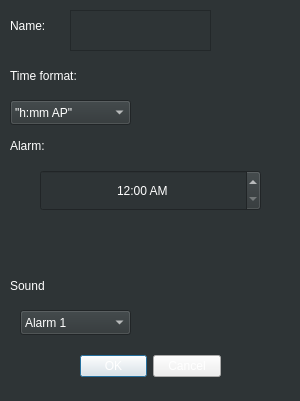
Qt form Lab2/addalarmdialog.ui (JustTaya/uniProjects_secondYear) before a commit.
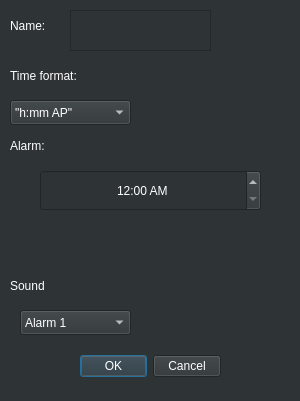
The same form after that commit. Icons and pictures are not drawn.

Patch:
```diff
--- a/Lab2/addalarmdialog.ui
+++ b/Lab2/addalarmdialog.ui
@@ -18,6 +18,11 @@
 	color: white;
 }
 
+QPushButton
+{
+background-color: rgb(46, 52, 54);
+}
+
 QTextEdit {
 	background-color: rgb(46, 52, 54);
 }
```
